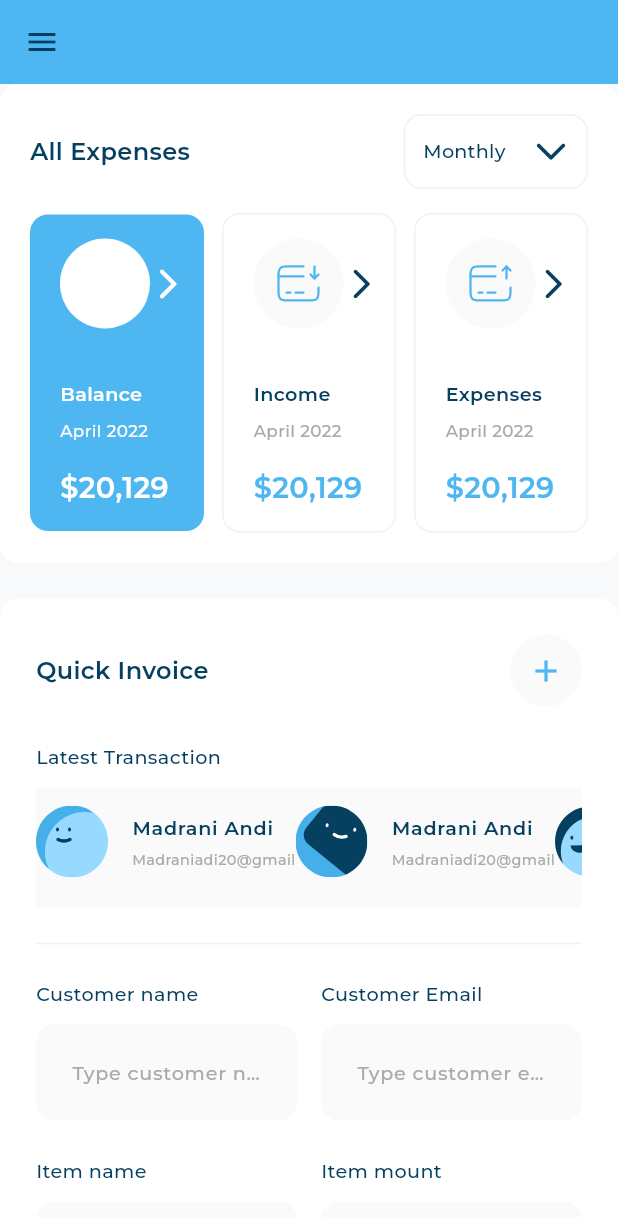
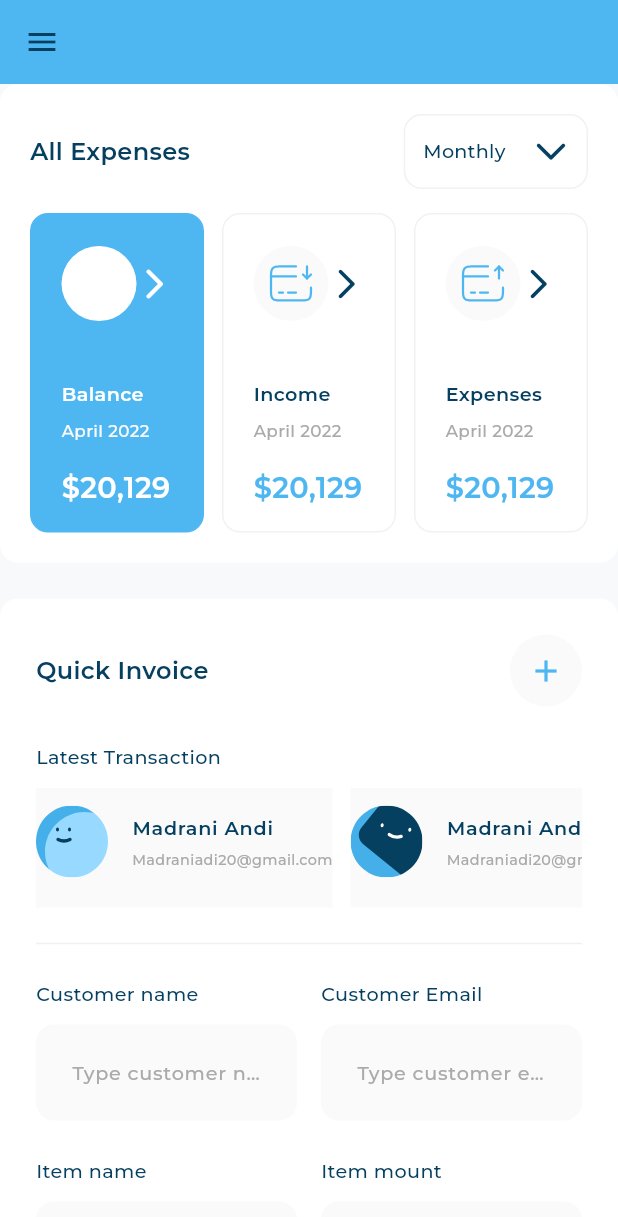
Before and after one commit to yousefmontash/Responsive-Adaptive, a Flutter app: the screen it shows after launch, on a phone screen of 412 x 824 dp. Shown: the top 1217 px of the screen. Run offline on Flutter 3.47's test engine with Material 3 defaults, Android fonts, the phone set to English and light mode, and no system bars; our stand-ins replace device_preview, expandable_page_view, fl_chart, flutter_bloc, flutter_svg, gap; project files that could hold a hidden picture were left out.

Commit message:
project done

```diff
--- a/lib/src/features/dashboard/presentation/widgets/active_inactive_all_expenses_item.dart
+++ b/lib/src/features/dashboard/presentation/widgets/active_inactive_all_expenses_item.dart
@@ -14,6 +14,10 @@ class ActiveAllExpensesItem extends StatelessWidget {
       padding: const EdgeInsets.symmetric(horizontal: 20, vertical: 16),
       decoration: BoxDecoration(
         color: const Color(0xFF4EB7F2),
+        border: Border.all(
+          color: const Color(0xFF4EB7F2),
+          width: 1,
+        ),
         borderRadius: BorderRadius.circular(12),
       ),
       child: Column(
@@ -30,20 +34,34 @@ class ActiveAllExpensesItem extends StatelessWidget {
           Column(
             crossAxisAlignment: CrossAxisAlignment.start,
             children: [
-              Text(
+              FittedBox(
+                fit: BoxFit.scaleDown,
+                alignment: Alignment.centerLeft,
+                child: Text(
                   expensesModel.expenseType.title,
-                style: AppStyles.styleSemiBold16(context).copyWith(color: Colors.white),
+                  style: AppStyles.styleSemiBold16(context)
+                      .copyWith(color: Colors.white),
+                ),
               ),
               const Gap(8),
-              Text(
+              FittedBox(
+                fit: BoxFit.scaleDown,
+                alignment: Alignment.centerLeft,
+                child: Text(
                   expensesModel.date,
                   style: AppStyles.styleRegular14(context)
                       .copyWith(color: const Color(0xFFFAFAFA)),
                 ),
+              ),
               const Gap(16),
-              Text(
+              FittedBox(
+                fit: BoxFit.scaleDown,
+                alignment: Alignment.centerLeft,
+                child: Text(
                   r"$" + expensesModel.value,
-                style: AppStyles.styleSemiBold24(context).copyWith(color: Colors.white),
+                  style: AppStyles.styleSemiBold24(context)
+                      .copyWith(color: Colors.white),
+                ),
               ),
             ],
           ),
@@ -78,19 +96,31 @@ class InactiveAllExpensesItem extends StatelessWidget {
           Column(
             crossAxisAlignment: CrossAxisAlignment.start,
             children: [
-              Text(
+              FittedBox(
+                fit: BoxFit.scaleDown,
+                alignment: Alignment.centerLeft,
+                child: Text(
                   expensesModel.expenseType.title,
                   style: AppStyles.styleSemiBold16(context),
                 ),
+              ),
               const Gap(8),
-              Text(
+              FittedBox(
+                fit: BoxFit.scaleDown,
+                alignment: Alignment.centerLeft,
+                child: Text(
                   expensesModel.date,
                   style: AppStyles.styleRegular14(context),
                 ),
+              ),
               const Gap(16),
-              Text(
+              FittedBox(
+                fit: BoxFit.scaleDown,
+                alignment: Alignment.centerLeft,
+                child: Text(
                   r"$" + expensesModel.value,
                   style: AppStyles.styleSemiBold24(context),
+                ),
               ),
             ],
           ),
--- a/lib/src/features/dashboard/presentation/widgets/all_expenses_item_header.dart
+++ b/lib/src/features/dashboard/presentation/widgets/all_expenses_item_header.dart
@@ -19,7 +19,8 @@ class AllExpensesItemHeader extends StatelessWidget {
     return Row(
       mainAxisAlignment: MainAxisAlignment.spaceBetween,
       children: [
-        CircleAvatar(
+        Flexible(
+          child: CircleAvatar(
             radius: 30,
             backgroundColor: iconBackgroundColor ?? const Color(0xFFFAFAFA),
             child: SvgPicture.asset(
@@ -27,6 +28,7 @@ class AllExpensesItemHeader extends StatelessWidget {
               height: 32,
               colorFilter: ColorFilter.mode(
                   iconColor ?? const Color(0xFF4EB7F2), BlendMode.srcIn),
+            ),
           ),
         ),
         Transform.rotate(
--- a/lib/src/features/dashboard/presentation/widgets/custom_button.dart
+++ b/lib/src/features/dashboard/presentation/widgets/custom_button.dart
@@ -25,6 +25,7 @@ class CustomButton extends StatelessWidget {
         onPressed: () {},
         child: Text(
           title,
+          textAlign: TextAlign.center,
           style: AppStyles.styleSemiBold18(context).copyWith(
             color: titleColor ?? const Color(0xFFFFFFFF),
           ),
--- a/lib/src/features/dashboard/presentation/widgets/latest_transaction_list_view.dart
+++ b/lib/src/features/dashboard/presentation/widgets/latest_transaction_list_view.dart
@@ -1,4 +1,5 @@
 import 'package:flutter/widgets.dart';
+import 'package:gap/gap.dart';
 import 'package:resp_and_adapt/src/core/styles/app_images.dart';
 import 'package:resp_and_adapt/src/features/dashboard/domain/models/user_model.dart';
 import 'package:resp_and_adapt/src/features/dashboard/presentation/widgets/user_info_list_tile.dart';
@@ -9,22 +10,22 @@ class LatestTransactionListView extends StatelessWidget {
     UserModel(
         image: AppImages.imagesAvatar1,
         name: "Madrani Andi",
-        email: "Madraniadi20@gmail"),
+        email: "Madraniadi20@gmail.com"),
     UserModel(
         image: AppImages.imagesAvatar2,
         name: "Madrani Andi",
-        email: "Madraniadi20@gmail"),
+        email: "Madraniadi20@gmail.com"),
     UserModel(
         image: AppImages.imagesAvatar3,
         name: "Madrani Andi",
-        email: "Madraniadi20@gmail"),
+        email: "Madraniadi20@gmail.com"),
   ];
 
   @override
   Widget build(BuildContext context) {
     return SizedBox(
       height: 80,
-      child: ListView.builder(
+      child: ListView.separated(
         scrollDirection: Axis.horizontal,
         itemCount: items.length,
         itemBuilder: (context, index) {
@@ -34,6 +35,9 @@ class LatestTransactionListView extends StatelessWidget {
             ),
           );
         },
+        separatorBuilder: (BuildContext context, int index) {
+          return Gap(12);
+        },
       ),
     );
   }
```
Lines whose indentation alone changed are shown as unchanged.
